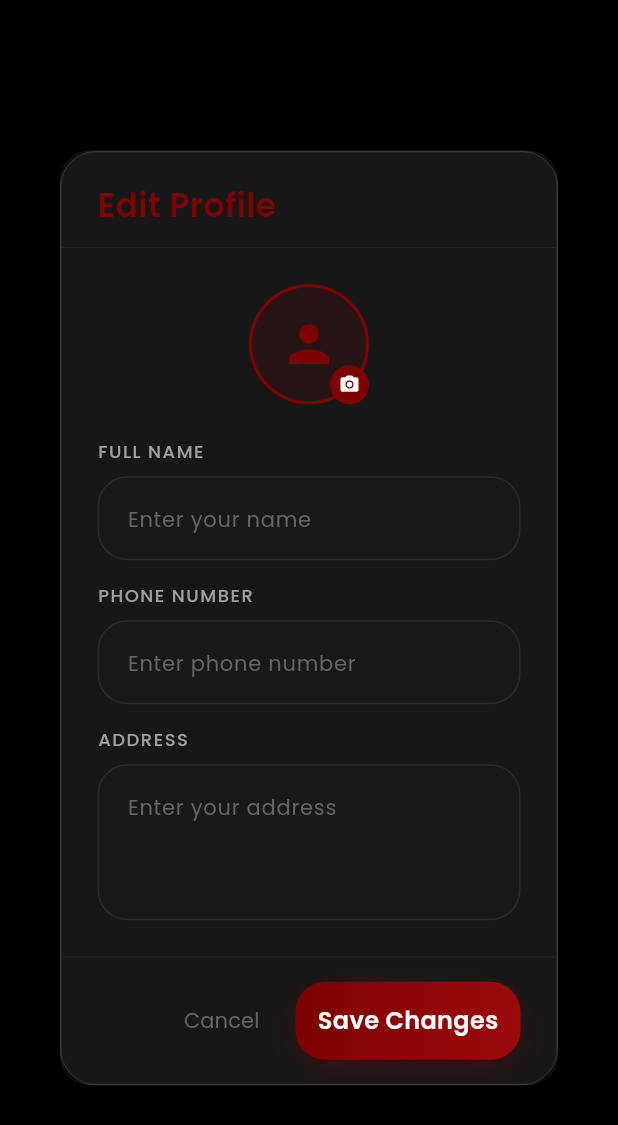
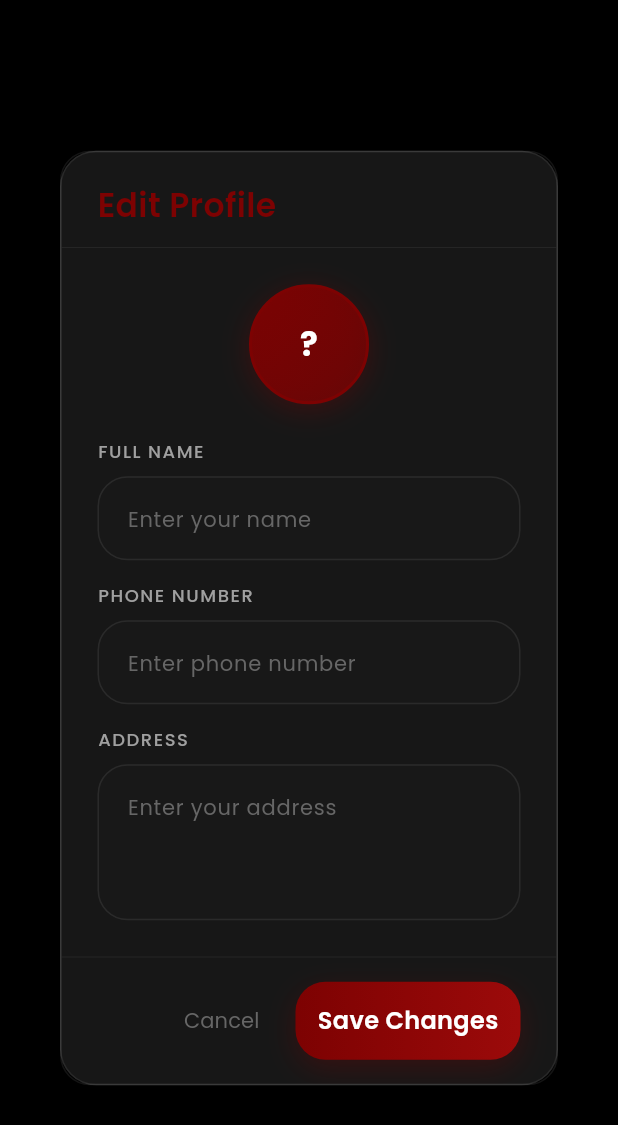
Before and after one commit to iam-shresthraj/PayPulse, a Flutter app: the EditProfileDialog widget shown alone on an empty page, opened directly, on a phone screen of 412 x 824 dp. Shown: the top 1125 px of the screen. Run offline on Flutter 3.47's test engine with Material 3 defaults, Android fonts, the phone set to English and light mode, and no system bars; our stand-ins replace barcode_widget, dio, flutter_animate, flutter_riverpod, flutter_secure_storage, freezed_annotation and 7 more; missing offline and left inert: dart:html, excel; accounts and stored records are empty; network calls fail.

Commit message:
feat: replace profile photo with initials avatar, remove image_picker dependency (no more KGP warnings)

```diff
--- a/swarnayan_flutter/lib/features/more/widgets/more_dialogs.dart
+++ b/swarnayan_flutter/lib/features/more/widgets/more_dialogs.dart
@@ -20,7 +20,7 @@ import '../coupons_provider.dart';
 import '../staff_provider.dart';
 import '../role_permissions_provider.dart';
 import '../../auth/auth_provider.dart';
-import 'package:image_picker/image_picker.dart';
+
 
 // -----------------------------------------------------------
 // Base Glass Dialog Wrapper
@@ -177,40 +177,12 @@ class _EditProfileDialogState extends ConsumerState<EditProfileDialog> {
     }
   }
 
-  Future<void> _pickAndUploadPhoto() async {
-    final picker = ImagePicker();
-    try {
-      final XFile? image = await picker.pickImage(
-        source: ImageSource.gallery,
-        maxWidth: 400,
-        maxHeight: 400,
-      );
-      if (image != null) {
-        setState(() => _isLoading = true);
-        final bytes = await image.readAsBytes();
-        final ext = image.name.split('.').last;
-        await ref.read(authProvider.notifier).uploadProfilePhoto(bytes, ext);
-        if (mounted) {
-          ScaffoldMessenger.of(context).showSnackBar(
-            SnackBar(
-              content: const Text('Profile photo uploaded successfully!'),
-              backgroundColor: AppColors.success,
-            ),
-          );
-        }
-      }
-    } catch (e) {
-      if (mounted) {
-        ScaffoldMessenger.of(context).showSnackBar(
-          SnackBar(
-            content: Text('Failed to upload photo: $e'),
-            backgroundColor: AppColors.error,
-          ),
-        );
-      }
-    } finally {
-      if (mounted) setState(() => _isLoading = false);
-    }
+  /// Returns initials from a full name (e.g. "Raj Shrestha" → "RS")
+  String _getInitials(String? name) {
+    if (name == null || name.trim().isEmpty) return '?';
+    final parts = name.trim().split(RegExp(r'\s+'));
+    if (parts.length == 1) return parts[0][0].toUpperCase();
+    return '${parts.first[0]}${parts.last[0]}'.toUpperCase();
   }
 
   @override
@@ -238,53 +210,38 @@ class _EditProfileDialogState extends ConsumerState<EditProfileDialog> {
           crossAxisAlignment: CrossAxisAlignment.start,
           children: [
             Center(
-              child: Stack(
-                children: [
-                  Container(
-                    width: 80,
-                    height: 80,
-                    clipBehavior: Clip.antiAlias,
-                    decoration: BoxDecoration(
-                      shape: BoxShape.circle,
-                      color: AppColors.primary.withValues(alpha: 0.15),
-                      border: Border.all(color: AppColors.primary, width: 2),
+              child: Container(
+                width: 80,
+                height: 80,
+                decoration: BoxDecoration(
+                  shape: BoxShape.circle,
+                  gradient: LinearGradient(
+                    colors: [
+                      AppColors.primary,
+                      AppColors.primary.withValues(alpha: 0.7),
+                    ],
+                    begin: Alignment.topLeft,
+                    end: Alignment.bottomRight,
+                  ),
+                  border: Border.all(color: AppColors.primary, width: 2),
+                  boxShadow: [
+                    BoxShadow(
+                      color: AppColors.primary.withValues(alpha: 0.35),
+                      blurRadius: 16,
+                      offset: const Offset(0, 4),
                     ),
-                    child: (user?.avatarUrl != null && user!.avatarUrl!.isNotEmpty)
-                        ? Image.network(
-                            user.avatarUrl!,
-                            fit: BoxFit.cover,
-                            errorBuilder: (_, __, ___) => Icon(
-                              Icons.person,
-                              color: AppColors.primary,
-                              size: 40,
-                            ),
-                          )
-                        : Icon(
-                            Icons.person,
-                            color: AppColors.primary,
-                            size: 40,
-                          ),
-                  ),
-                  Positioned(
-                    bottom: 0,
-                    right: 0,
-                    child: GestureDetector(
-                      onTap: _pickAndUploadPhoto,
-                      child: Container(
-                        padding: const EdgeInsets.all(6),
-                        decoration: BoxDecoration(
-                          color: AppColors.primary,
-                          shape: BoxShape.circle,
-                        ),
-                        child: const Icon(
-                          Icons.camera_alt_rounded,
-                          color: Colors.white,
-                          size: 14,
-                        ),
-                      ),
+                  ],
+                ),
+                child: Center(
+                  child: Text(
+                    _getInitials(user?.name ?? _nameController.text),
+                    style: AppTextStyles.titleLg.copyWith(
+                      color: Colors.white,
+                      fontWeight: FontWeight.bold,
+                      letterSpacing: 1.5,
                     ),
                   ),
-                ],
+                ),
               ),
             ),
             const SizedBox(height: 24),
--- a/swarnayan_flutter/pubspec.yaml
+++ b/swarnayan_flutter/pubspec.yaml
@@ -46,7 +46,6 @@ dependencies:
   google_fonts: ^6.2.1
   fl_chart: ^0.68.0
   cached_network_image: ^3.3.1
-  image_picker: ^1.1.2
   flutter_svg: ^2.0.10+1
   freezed_annotation: ^2.4.1
   json_annotation: ^4.9.0
```
Also changed, not shown: swarnayan_flutter/lib/features/billing/billing_screen.dart (+9 -37 lines), swarnayan_flutter/lib/features/more/more_screen.dart (+32 -18 lines), 5 other files.
